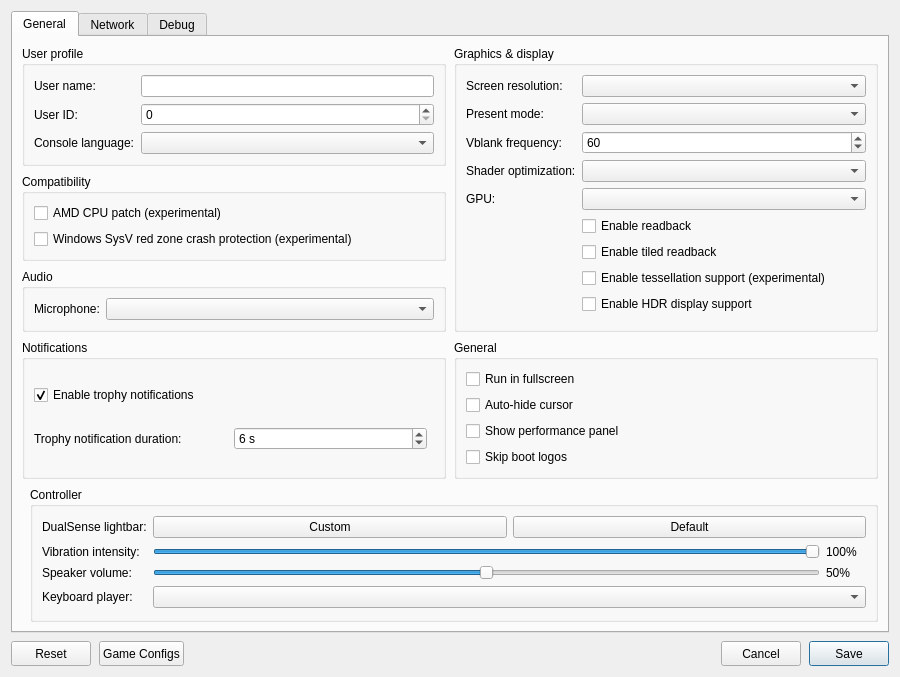
Above: src/launcher/forms/configuration_edit_dialog.ui from VohminV/-KytyPS5- before the change. Below: the same form after it.
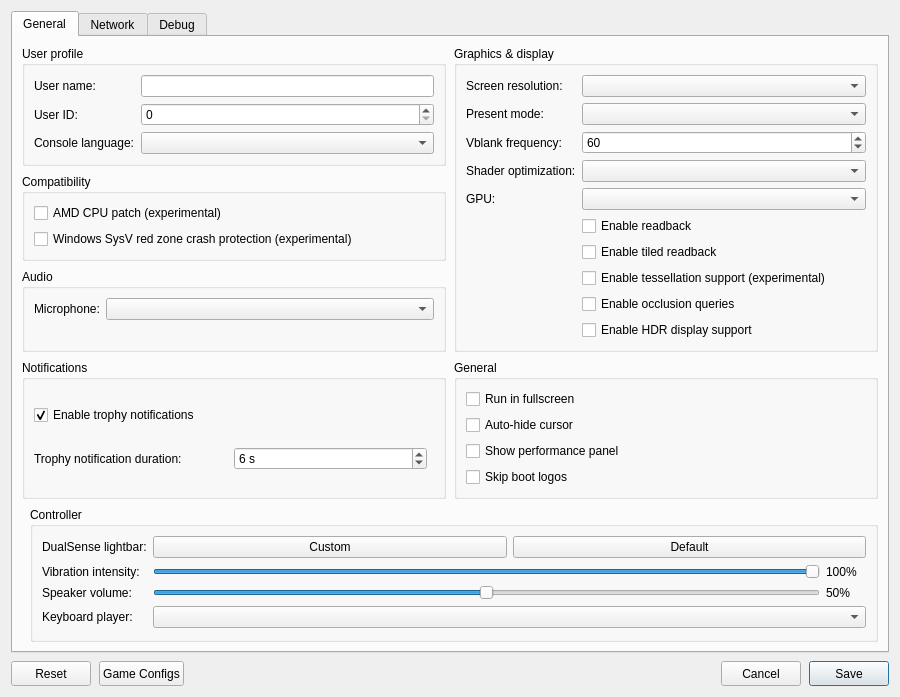
That is the form after the change. Custom widgets are drawn as their Qt base class.

Commit message: graphics: count occlusion queries on the host GPU behind --occlusion-queries

The edit to the form file:
```diff
--- a/src/launcher/forms/configuration_edit_dialog.ui
+++ b/src/launcher/forms/configuration_edit_dialog.ui
@@ -180,6 +180,12 @@
              </widget>
             </item>
             <item row="8" column="1">
+             <widget class="QCheckBox" name="checkBox_occlusion_queries">
+              <property name="toolTip"><string>Count the samples of occlusion queries on the GPU, so hidden lights and objects stay hidden. Costs some performance.</string></property>
+              <property name="text"><string>Enable occlusion queries</string></property>
+             </widget>
+            </item>
+            <item row="9" column="1">
              <widget class="QCheckBox" name="checkBox_hdr">
               <property name="toolTip"><string>Enable HDR10 output for supported games. Requires HDR enabled on the host display.</string></property>
               <property name="text"><string>Enable HDR display support</string></property>
```
The commit also changes 17 other files.
